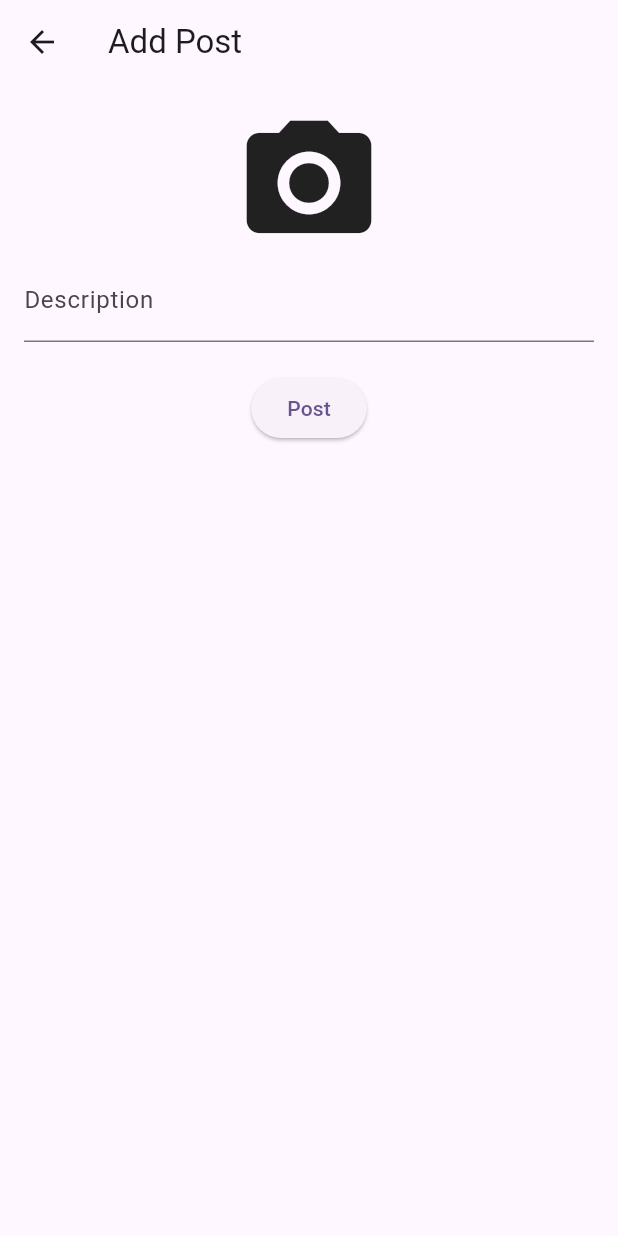
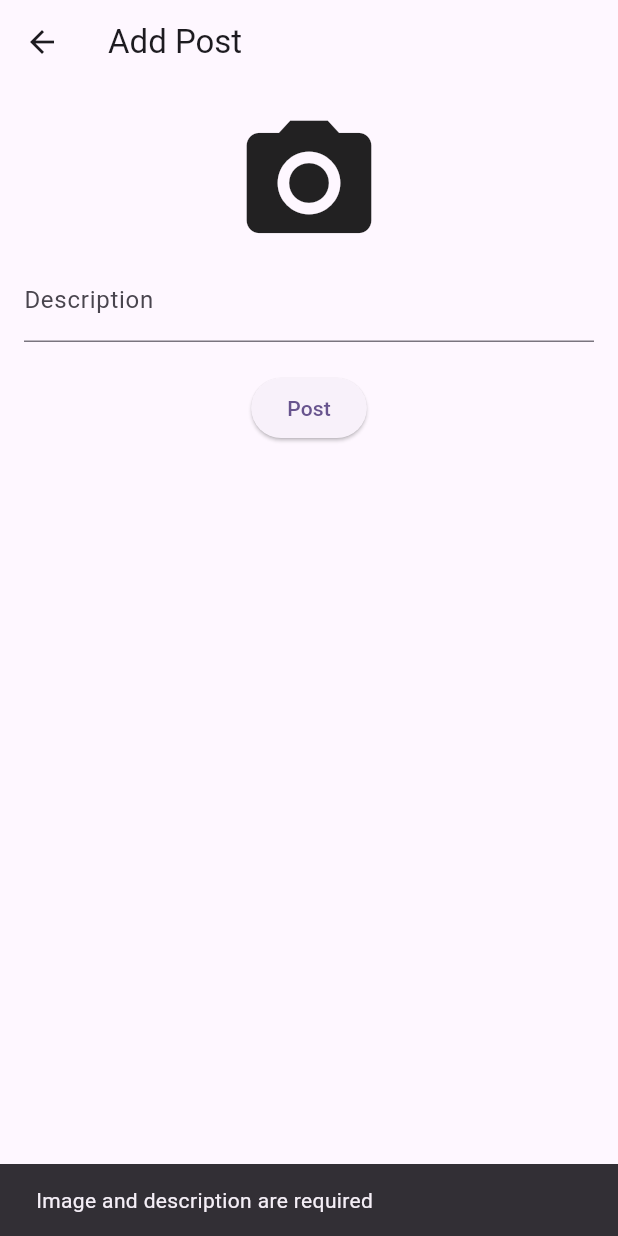
Before and after one commit to richards0904/prj_kulinerkito, a Flutter app: the AddPostScreen screen opened directly, after a tap on "Post", on a phone screen of 412 x 824 dp. Run offline on Flutter 3.47's test engine with Material 3 defaults, Android fonts, the light colour scheme and no system bars; our stand-ins replace cloud_firestore, firebase_auth, firebase_core, firebase_storage, image_picker; accounts and stored records are empty.

Commit message:
Logika AddPostScreen
Menambahkan logika pada addpostscreen

```diff
--- a/lib/screens/add_post_screen.dart
+++ b/lib/screens/add_post_screen.dart
@@ -1,5 +1,9 @@
 import 'dart:io';
+import 'package:cloud_firestore/cloud_firestore.dart';
+import 'package:firebase_storage/firebase_storage.dart';
 import 'package:flutter/material.dart';
+import 'package:image_picker/image_picker.dart';
+import 'package:firebase_auth/firebase_auth.dart';
 
 class AddPostScreen extends StatefulWidget {
   @override
@@ -9,12 +13,60 @@ class AddPostScreen extends StatefulWidget {
 class _AddPostScreenState extends State<AddPostScreen> {
   File? _image;
   final TextEditingController _descriptionController = TextEditingController();
+  final picker = ImagePicker();
+
+  Future getImage() async {
+    final pickedFile = await picker.pickImage(source: ImageSource.camera);
+
+    setState(() {
+      if (pickedFile != null) {
+        _image = File(pickedFile.path);
+      } else {
+        print('No image selected.');
+      }
+    });
+  }
+
+  Future<void> _uploadPost() async {
+    if (_image == null || _descriptionController.text.isEmpty) {
+      ScaffoldMessenger.of(context).showSnackBar(
+        const SnackBar(content: Text('Image and description are required')),
+      );
+      return;
+    }
+
+    String imageUrl;
+    try {
+      final ref = FirebaseStorage.instance
+          .ref()
+          .child('post_images')
+          .child('${DateTime.now()}.jpg');
+      await ref.putFile(_image!);
+      imageUrl = await ref.getDownloadURL();
+    } catch (e) {
+      print(e);
+      return;
+    }
+
+    final user = FirebaseAuth.instance.currentUser;
+    final username = user?.email ?? 'Anonymous';
+
+    FirebaseFirestore.instance.collection('posts').add({
+      'imageUrl': imageUrl,
+      'description': _descriptionController.text,
+      'timestamp': Timestamp.now(),
+      'username': username, // Hardcoded username, you can replace this with actual user data
+    });
+
+    Navigator.pop(context);
+  }
+
 
   @override
   Widget build(BuildContext context) {
     return Scaffold(
       appBar: AppBar(
-        title: Text('Add Post'),
+        title: const Text('Add Post'),
       ),
       body: SingleChildScrollView(
         child: Padding(
@@ -22,19 +74,19 @@ class _AddPostScreenState extends State<AddPostScreen> {
           child: Column(
             children: [
               GestureDetector(
-                onTap: () {},
+                onTap: getImage,
                 child: _image == null
-                    ? Icon(Icons.camera_alt, size: 100)
+                    ? const Icon(Icons.camera_alt, size: 100)
                     : Image.file(_image!),
               ),
               TextField(
                 controller: _descriptionController,
-                decoration: InputDecoration(labelText: 'Description'),
+                decoration: const InputDecoration(labelText: 'Description'),
               ),
-              SizedBox(height: 20),
+              const SizedBox(height: 20),
               ElevatedButton(
-                onPressed: () {},
-                child: Text('Post'),
+                onPressed: _uploadPost,
+                child: const Text('Post'),
               ),
             ],
           ),
--- a/lib/screens/sign_up_screen.dart
+++ b/lib/screens/sign_up_screen.dart
@@ -20,7 +20,8 @@ class _SignUpScreenState extends State<SignUpScreen> {
       appBar: AppBar(
         title: const Center(child: Text('Pendaftaran Akun')),
       ),
-      body: Padding(
+      body: SingleChildScrollView(
+        child: Padding(
           padding: const EdgeInsets.all(16.0),
           child: Column(
             children: [
@@ -98,6 +99,7 @@ class _SignUpScreenState extends State<SignUpScreen> {
             ],
           ),
         ),
+      ),
     );
   }
 }
--- a/pubspec.yaml
+++ b/pubspec.yaml
@@ -38,7 +38,9 @@ dependencies:
   firebase_core: ^2.31.0
   firebase_database: ^10.5.5
   firebase_auth: ^4.19.5
-
+  image_picker: ^0.8.4+2
+  firebase_storage: ^11.7.5
+  cloud_firestore: ^4.17.3
 dev_dependencies:
   flutter_test:
     sdk: flutter
```
Also changed, not shown: pubspec.lock, 5 other files. Lines whose indentation alone changed are shown as unchanged.
